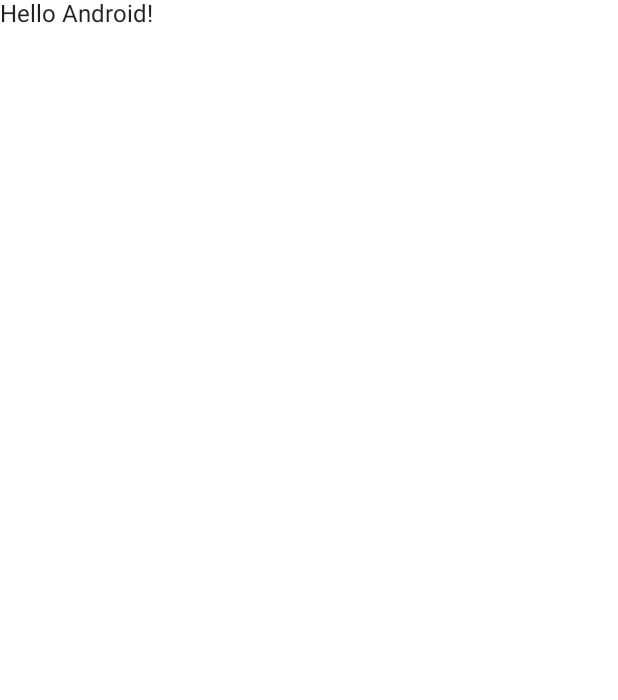
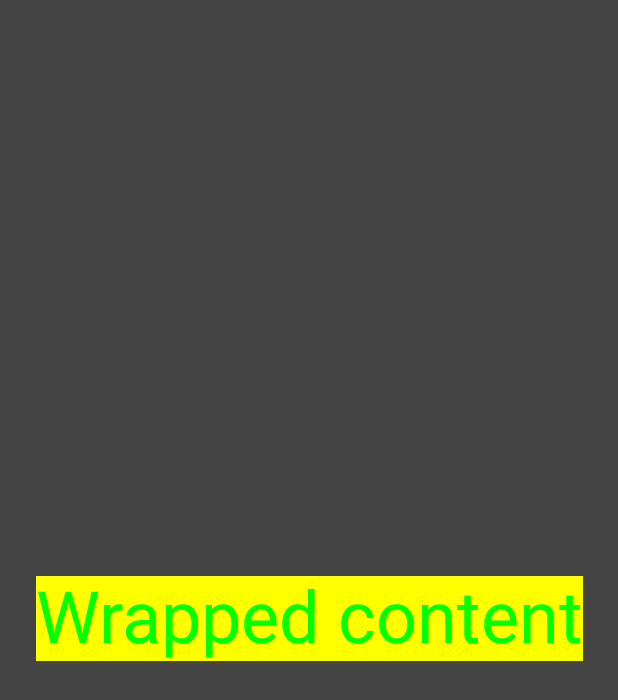
Before and after one commit to yagmurerdogan/Jetpack-Compose-Course, an Android app built with Jetpack Compose: the screen it shows after launch (MainActivity), on a phone screen of 412 x 824 dp. Before the commit the part shown is almost empty. Shown: the top 700 px of the screen. Run offline under Robolectric (Android 15) with nearby library versions, the phone set to English and light mode, and no system bars.

Commit message:
Create example for wrap content of omposables

```diff
--- a/MyApplication/app/src/main/java/com/yagmurerdogan/corecomposeapplication/MainActivity.kt
+++ b/MyApplication/app/src/main/java/com/yagmurerdogan/corecomposeapplication/MainActivity.kt
@@ -3,10 +3,14 @@ package com.yagmurerdogan.corecomposeapplication
 import android.os.Bundle
 import androidx.activity.ComponentActivity
 import androidx.activity.compose.setContent
+import androidx.compose.foundation.layout.fillMaxSize
+import androidx.compose.foundation.layout.wrapContentSize
 import androidx.compose.material.MaterialTheme
 import androidx.compose.material.Surface
 import androidx.compose.material.Text
 import androidx.compose.runtime.Composable
+import androidx.compose.ui.Modifier
+import androidx.compose.ui.graphics.Color
 import androidx.compose.ui.tooling.preview.Preview
 import com.yagmurerdogan.corecomposeapplication.ui.theme.CoreComposeApplicationTheme
 
@@ -14,25 +18,34 @@ class MainActivity : ComponentActivity() {
     override fun onCreate(savedInstanceState: Bundle?) {
         super.onCreate(savedInstanceState)
         setContent {
-            CoreComposeApplicationTheme {
-                // A surface container using the 'background' color from the theme
-                Surface(color = MaterialTheme.colors.background) {
-                    Greeting("Android")
-                }
-            }
+            MainScreen()
         }
     }
 }
 
 @Composable
-fun Greeting(name: String) {
-    Text(text = "Hello $name!")
+fun MainScreen() {
+    Surface(
+        color = Color.DarkGray,
+        modifier = Modifier.fillMaxSize()
+    ) {
+        Surface(
+            color = Color.Yellow,
+            modifier = Modifier.wrapContentSize()
+        ) {
+            Text(
+                text = "Wrapped content",
+                //modifier = Modifier.wrapContentSize(), -> default
+                color = Color.Green,
+                style = MaterialTheme.typography.h3
+            )
+        }
+
+    }
 }
 
 @Preview(showBackground = true)
 @Composable
 fun DefaultPreview() {
-    CoreComposeApplicationTheme {
-        Greeting("Android")
-    }
+    MainScreen()
 }
```
